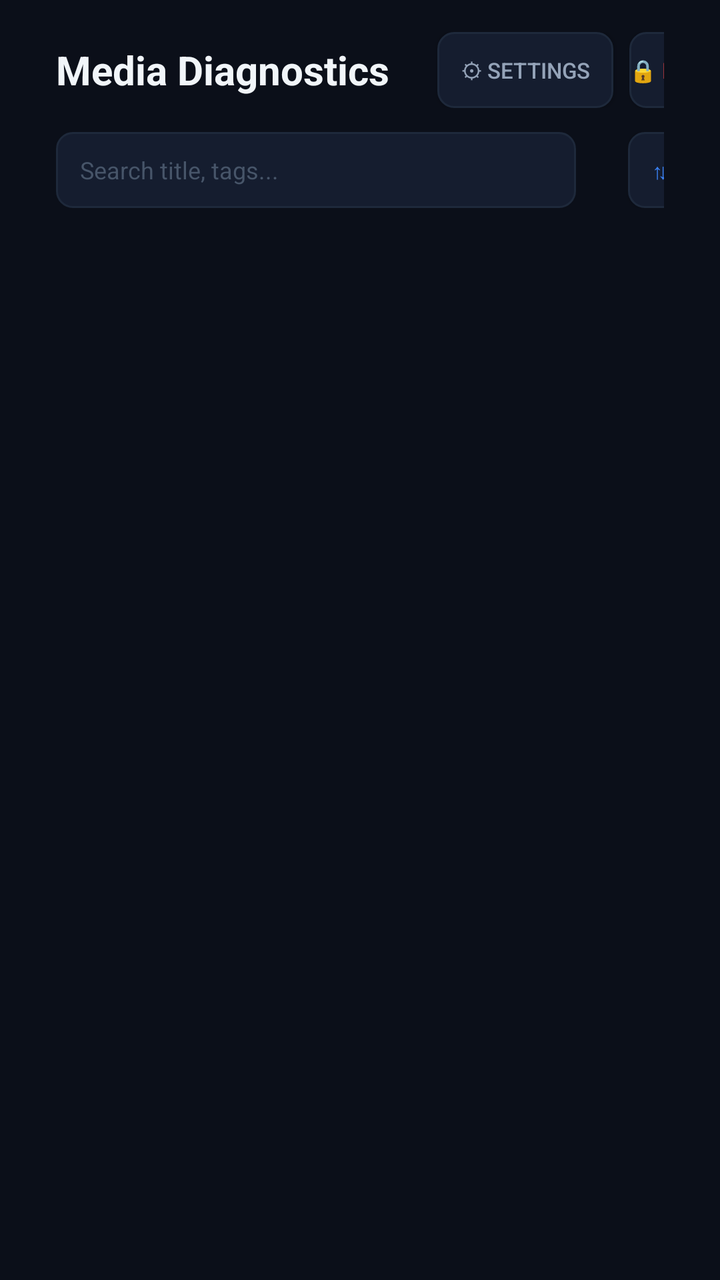
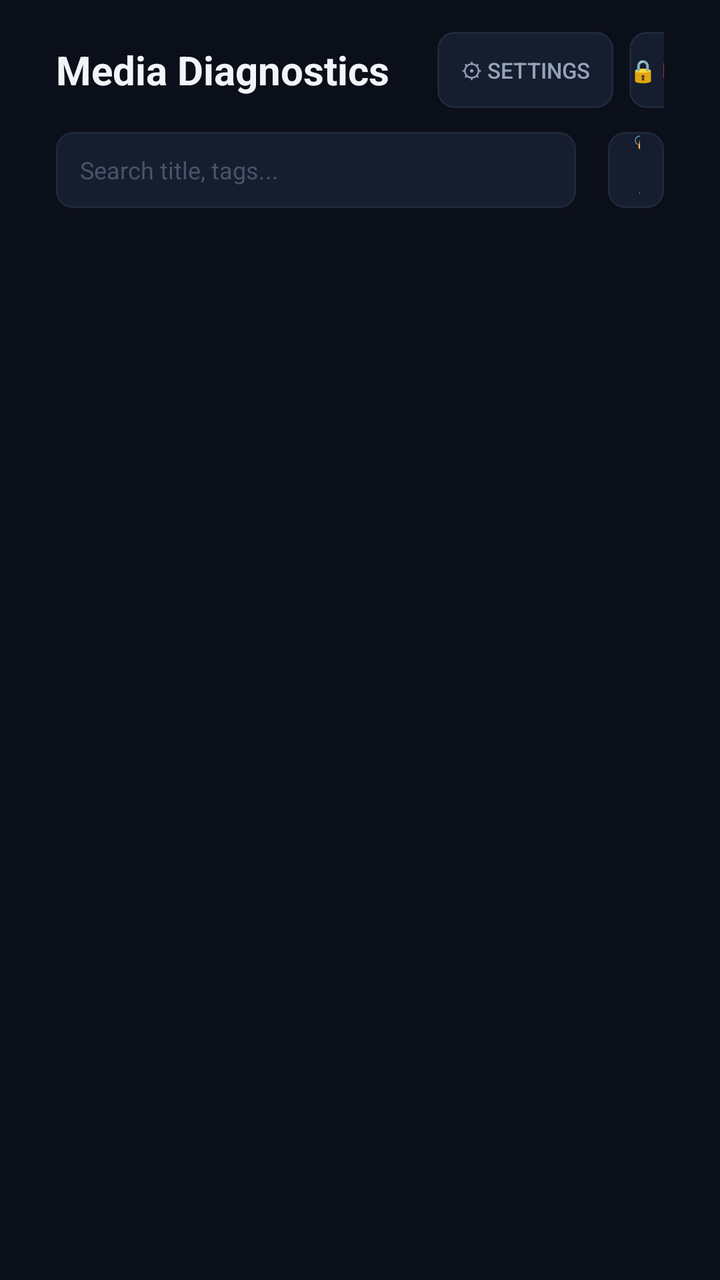

The first picture is an Android layout as it rendered before a commit; the second is the same layout after the commit. The layout source and the unified diff follow.
<!-- AndroidManifest.xml: activity theme Theme.TVDiagnostics -->
<!-- res/layout/activity_vault.xml -->
<?xml version="1.0" encoding="utf-8"?>
<LinearLayout xmlns:android="http://schemas.android.com/apk/res/android"
    android:layout_width="match_parent"
    android:layout_height="match_parent"
    android:orientation="vertical"
    android:background="@color/bg_dark"
    android:paddingStart="28dp"
    android:paddingEnd="28dp"
    android:paddingTop="16dp">

    
    <LinearLayout
        android:layout_width="match_parent"
        android:layout_height="wrap_content"
        android:orientation="horizontal"
        android:gravity="center_vertical"
        android:layout_marginBottom="12dp">

        <TextView
            android:layout_width="wrap_content"
            android:layout_height="wrap_content"
            android:text="@string/vault_title"
            android:textColor="@color/text_white"
            android:textSize="20sp"
            android:textStyle="bold" />

        
        <LinearLayout
            android:layout_width="0dp"
            android:layout_height="wrap_content"
            android:layout_weight="1"
            android:orientation="horizontal"
            android:layout_marginStart="24dp">

            <Button
                android:id="@+id/filterAll"
                android:layout_width="wrap_content"
                android:layout_height="38dp"
                android:text="@string/category_all"
                android:background="@drawable/btn_tv_focus"
                android:textColor="@color/text_white"
                android:textSize="12sp"
                android:layout_marginEnd="6dp" />

            <Button
                android:id="@+id/filterContinue"
                android:layout_width="wrap_content"
                android:layout_height="38dp"
                android:text="@string/category_continue"
                android:background="@drawable/btn_tv_focus"
                android:textColor="@color/text_white"
                android:textSize="12sp"
                android:layout_marginEnd="6dp" />

            <Button
                android:id="@+id/filterLevel2"
                android:layout_width="wrap_content"
                android:layout_height="38dp"
                android:text="●●"
                android:background="@drawable/btn_tv_focus"
                android:textColor="@color/circle_filled"
                android:textSize="14sp"
                android:layout_marginEnd="6dp" />

            <Button
                android:id="@+id/filterLevel1"
                android:layout_width="wrap_content"
                android:layout_height="38dp"
                android:text="●"
                android:background="@drawable/btn_tv_focus"
                android:textColor="@color/circle_filled"
                android:textSize="14sp"
                android:layout_marginEnd="6dp" />

            <Button
                android:id="@+id/filterUnrated"
                android:layout_width="wrap_content"
                android:layout_height="38dp"
                android:text="○"
                android:background="@drawable/btn_tv_focus"
                android:textColor="@color/circle_empty"
                android:textSize="14sp"
                android:layout_marginEnd="6dp" />
        </LinearLayout>

        
        <Button
            android:id="@+id/btnVaultSettings"
            android:layout_width="wrap_content"
            android:layout_height="38dp"
            android:text="⚙ Settings"
            android:background="@drawable/btn_tv_focus"
            android:textColor="@color/text_muted"
            android:textSize="11sp"
            android:layout_marginEnd="8dp" />

        
        <Button
            android:id="@+id/btnLockVault"
            android:layout_width="wrap_content"
            android:layout_height="38dp"
            android:text="🔒 Revert to Decoy"
            android:background="@drawable/btn_tv_focus"
            android:textColor="@color/danger_red"
            android:textSize="11sp" />
    </LinearLayout>

    
    <LinearLayout
        android:layout_width="match_parent"
        android:layout_height="wrap_content"
        android:orientation="horizontal"
        android:gravity="center_vertical"
        android:layout_marginBottom="12dp">

        
        <EditText
            android:id="@+id/etVaultSearch"
            android:layout_width="260dp"
            android:layout_height="38dp"
            android:background="@drawable/btn_tv_focus"
            android:paddingStart="12dp"
            android:paddingEnd="12dp"
            android:hint="@string/search_hint"
            android:textColorHint="#475569"
            android:textColor="@color/text_white"
            android:textSize="12sp"
            android:imeOptions="actionSearch"
            android:inputType="text"
            android:focusable="true"
            android:layout_marginEnd="16dp" />

        
        <HorizontalScrollView
            android:id="@+id/hsvTags"
            android:layout_width="0dp"
            android:layout_height="wrap_content"
            android:layout_weight="1"
            android:scrollbars="none">

            <LinearLayout
                android:id="@+id/layoutTagChips"
                android:layout_width="wrap_content"
                android:layout_height="wrap_content"
                android:orientation="horizontal"
                android:gravity="center_vertical">

                <Button
                    android:id="@+id/btnTagAll"
                    android:layout_width="wrap_content"
                    android:layout_height="34dp"
                    android:text="@string/tag_all"
                    android:background="@drawable/btn_tv_focus"
                    android:textColor="@color/text_white"
                    android:textSize="11sp"
                    android:layout_marginEnd="6dp" />

            </LinearLayout>
        </HorizontalScrollView>

        
        <Button
            android:id="@+id/btnVaultSort"
            android:layout_width="wrap_content"
            android:layout_height="38dp"
            android:text="⇅ Title (A-Z)"
            android:background="@drawable/btn_tv_focus"
            android:textColor="@color/accent_blue"
            android:textSize="11sp"
            android:paddingStart="12dp"
            android:paddingEnd="12dp"
            android:layout_marginStart="10dp"
            android:focusable="true" />
    </LinearLayout>

    
    <androidx.recyclerview.widget.RecyclerView
        android:id="@+id/rvVideoGrid"
        android:layout_width="match_parent"
        android:layout_height="0dp"
        android:layout_weight="1"
        android:clipToPadding="false"
        android:paddingBottom="24dp" />

</LinearLayout>
<!-- resources referenced by this layout -->
<resources>
  <color name="accent_blue">#3B82F6</color>
  <color name="bg_dark">#0B0F19</color>
  <color name="circle_empty">#64748B</color>
  <color name="circle_filled">#F59E0B</color>
  <color name="danger_red">#EF4444</color>
  <color name="text_muted">#94A3B8</color>
  <color name="text_white">#F1F5F9</color>
  <!-- drawable btn_tv_focus (drawable) -->
  <?xml version="1.0" encoding="utf-8"?>
  <selector xmlns:android="http://schemas.android.com/apk/res/android">
      <item android:state_focused="true">
          <shape android:shape="rectangle">
              <solid android:color="@color/card_focused" />
              <stroke android:width="3dp" android:color="@color/tv_focus_stroke" />
              <corners android:radius="8dp" />
          </shape>
      </item>
      <item android:state_pressed="true">
          <shape android:shape="rectangle">
              <solid android:color="@color/accent_blue" />
              <corners android:radius="8dp" />
          </shape>
      </item>
      <item>
          <shape android:shape="rectangle">
              <solid android:color="@color/card_dark" />
              <stroke android:width="1dp" android:color="@color/border_dark" />
              <corners android:radius="8dp" />
          </shape>
      </item>
  </selector>
  <string name="category_all">All</string>
  <string name="category_continue">Continue</string>
  <string name="search_hint">Search title, tags...</string>
  <string name="tag_all">All Tags</string>
  <string name="vault_title">Media Diagnostics</string>
  <style name="Theme.TVDiagnostics" parent="Theme.AppCompat.NoActionBar">
          <item name="android:windowBackground">@color/bg_dark</item>
          <item name="android:textColor">@color/text_white</item>
          <item name="colorPrimary">@color/accent_blue</item>
          <item name="colorAccent">@color/accent_blue</item>
      </style>
  <color name="card_focused">#2A3B5C</color>
  <color name="tv_focus_stroke">#60A5FA</color>
  <color name="card_dark">#151D2F</color>
  <color name="border_dark">#1E293B</color>
</resources>

<!-- the commit's change to res/layout/activity_vault.xml (unified diff, before → after) -->
@@ -131,39 +131,44 @@
             android:layout_marginEnd="16dp" />
 
         
-        <HorizontalScrollView
-            android:id="@+id/hsvTags"
+        <Button
+            android:id="@+id/btnVaultTags"
+            android:layout_width="wrap_content"
+            android:layout_height="38dp"
+            android:text="🏷 Tags: All"
+            android:background="@drawable/btn_tv_focus"
+            android:textColor="@color/text_white"
+            android:textSize="11sp"
+            android:paddingStart="12dp"
+            android:paddingEnd="12dp"
+            android:focusable="true" />
+
+        
+        <Button
+            android:id="@+id/btnClearTagFilter"
+            android:layout_width="wrap_content"
+            android:layout_height="38dp"
+            android:text="✕ Clear Tag"
+            android:background="@drawable/btn_tv_focus"
+            android:textColor="@color/danger_red"
+            android:textSize="11sp"
+            android:paddingStart="8dp"
+            android:paddingEnd="8dp"
+            android:layout_marginStart="6dp"
+            android:visibility="gone"
+            android:focusable="true" />
+
+        <View
             android:layout_width="0dp"
-            android:layout_height="wrap_content"
-            android:layout_weight="1"
-            android:scrollbars="none">
-
-            <LinearLayout
-                android:id="@+id/layoutTagChips"
-                android:layout_width="wrap_content"
-                android:layout_height="wrap_content"
-                android:orientation="horizontal"
-                android:gravity="center_vertical">
-
-                <Button
-                    android:id="@+id/btnTagAll"
-                    android:layout_width="wrap_content"
-                    android:layout_height="34dp"
-                    android:text="@string/tag_all"
-                    android:background="@drawable/btn_tv_focus"
-                    android:textColor="@color/text_white"
-                    android:textSize="11sp"
-                    android:layout_marginEnd="6dp" />
-
-            </LinearLayout>
-        </HorizontalScrollView>
+            android:layout_height="0dp"
+            android:layout_weight="1" />
 
         
         <Button
             android:id="@+id/btnVaultSort"
             android:layout_width="wrap_content"
             android:layout_height="38dp"
-            android:text="⇅ Title (A-Z)"
+            android:text="⇅ Added (Newest)"
             android:background="@drawable/btn_tv_focus"
             android:textColor="@color/accent_blue"
             android:textSize="11sp"
<!-- resource entries referenced after the edit -->
@@ -34,7 +34,6 @@
   <string name="category_all">All</string>
   <string name="category_continue">Continue</string>
   <string name="search_hint">Search title, tags...</string>
-  <string name="tag_all">All Tags</string>
   <string name="vault_title">Media Diagnostics</string>
   <style name="Theme.TVDiagnostics" parent="Theme.AppCompat.NoActionBar">
           <item name="android:windowBackground">@color/bg_dark</item>
